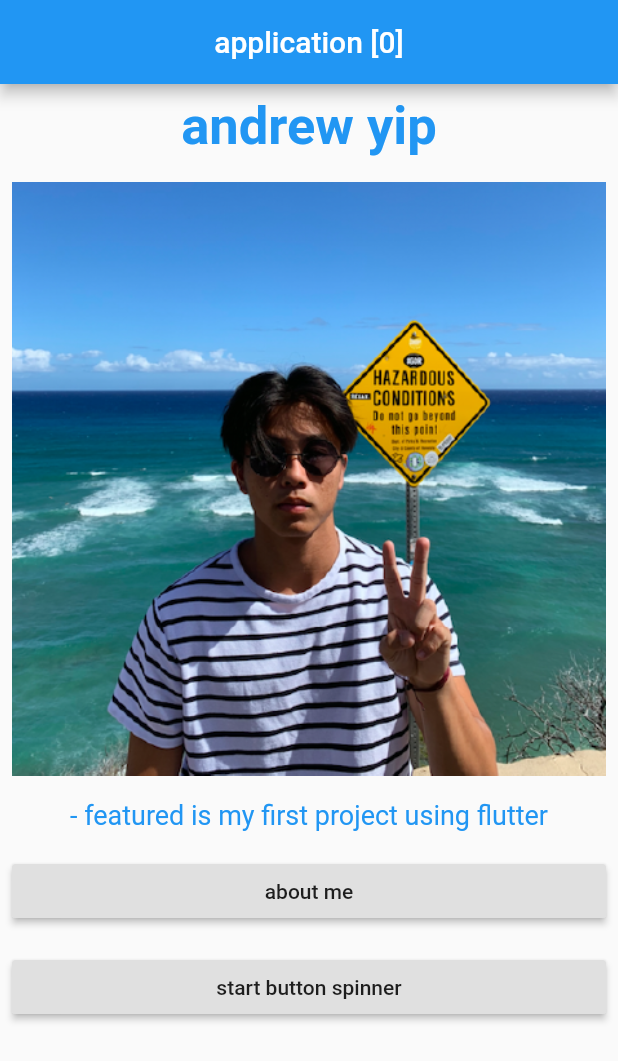
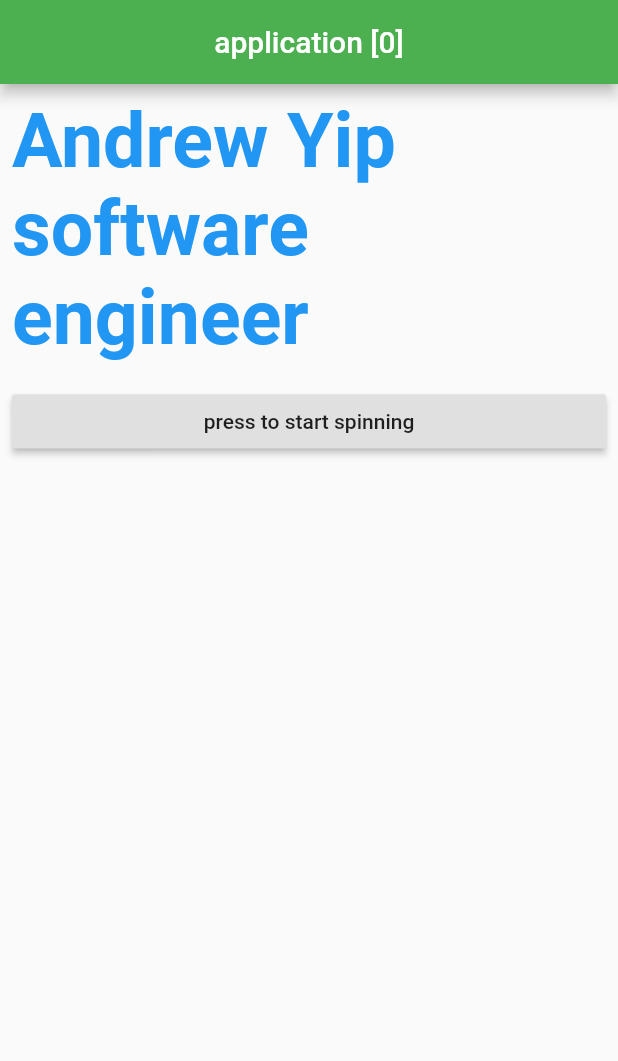
Before and after one commit to andrew-yip/flutter-first-app, a Flutter app: the screen it shows after launch, on a phone screen of 412 x 824 dp. Shown: the top 1061 px of the screen. Run offline on Flutter 3.47's test engine with Material 2 defaults, Android fonts, the phone set to English and light mode, and no system bars; our stand-ins replace flutter_spinkit.

Commit message:
Revert "added a image, button, and about me page"
This reverts commit 42a791a6cdef2a74783216db5d75b53653b5776a.

```diff
--- a/lib/main.dart
+++ b/lib/main.dart
@@ -1,6 +1,5 @@
 import 'package:flutter/material.dart';
 import 'package:flutter_spinkit/flutter_spinkit.dart';
-import 'screens/about_me.dart';
 
 void main() {
   runApp(MyApp());
@@ -11,10 +10,9 @@ class MyApp extends StatefulWidget {
   _MyAppState createState() => _MyAppState();
 }
 
-
 class _MyAppState extends State<MyApp> {
   var isLoading = false;
-  var btnText = ['start button spinner', 'stop button spinner'];
+  var btnText = ['press to start spinning', 'press to stop spinning'];
 
   @override
   Widget build(BuildContext context) {
@@ -22,7 +20,7 @@ class _MyAppState extends State<MyApp> {
       home: Scaffold(
         appBar: AppBar(
           title: Center(child: Text('application [0]')),
-          backgroundColor: Colors.blue,
+          backgroundColor: Colors.green,
         ),
         body: Scaffold(
             body: ListView(
@@ -31,45 +29,16 @@ class _MyAppState extends State<MyApp> {
               padding: const EdgeInsets.all(8.0),
               child: Center(
                 child: Text(
-                  'andrew yip',
+                  'Andrew Yip\nsoftware engineer',
                   style: TextStyle(
                     color: Colors.blue,
-                    fontSize: 35,
+                    fontSize: 50.2,
                     fontWeight: FontWeight.bold,
                   ),
                 ),
               ),
             ),
-                Padding(
-                  padding: const EdgeInsets.all(8.0),
-                  child: Center(
-                    child: Image(image: AssetImage('assets/images/me.png')),
-                  ),
-                ),
-                Padding(
-                  padding: const EdgeInsets.all(8.0),
-                  child: Center(
-                    child: Text(
-                      '- featured is my first project using flutter',
-                      style: TextStyle(
-                        color: Colors.blue,
-                        fontSize: 18,
-                        fontWeight: FontWeight.normal,
-                      ),
-                    ),
-                  ),
-                ),
-                Padding(
-                  padding: const EdgeInsets.all(8.0),
-                  child: RaisedButton(
-                    child: Text('about me'), // ternary. if loading true text = [1] else [0]
-                    onPressed: () {
-                      Navigator.push(context,
-                          MaterialPageRoute(builder: (context) => AboutMe()));
-                    },
-                  ),
-                ),
-                Padding(
+            Padding(
               padding: const EdgeInsets.all(8.0),
               child: RaisedButton(
                 child: Text(isLoading ? btnText[1] : btnText[0]), // ternary. if loading true text = [1] else [0]
--- a/pubspec.yaml
+++ b/pubspec.yaml
@@ -48,7 +48,7 @@ flutter:
 
   # To add assets to your application, add an assets section, like this:
   assets:
-      - assets/images/me.png
+      - assets/images/me.jpg
 
   # An image asset can refer to one or more resolution-specific "variants", see
   # https://flutter.dev/assets-and-images/#resolution-aware.
```
Also changed, not shown: lib/screens/about_me.dart (deleted, +0 -21 lines), assets/images/me.png (deleted).
